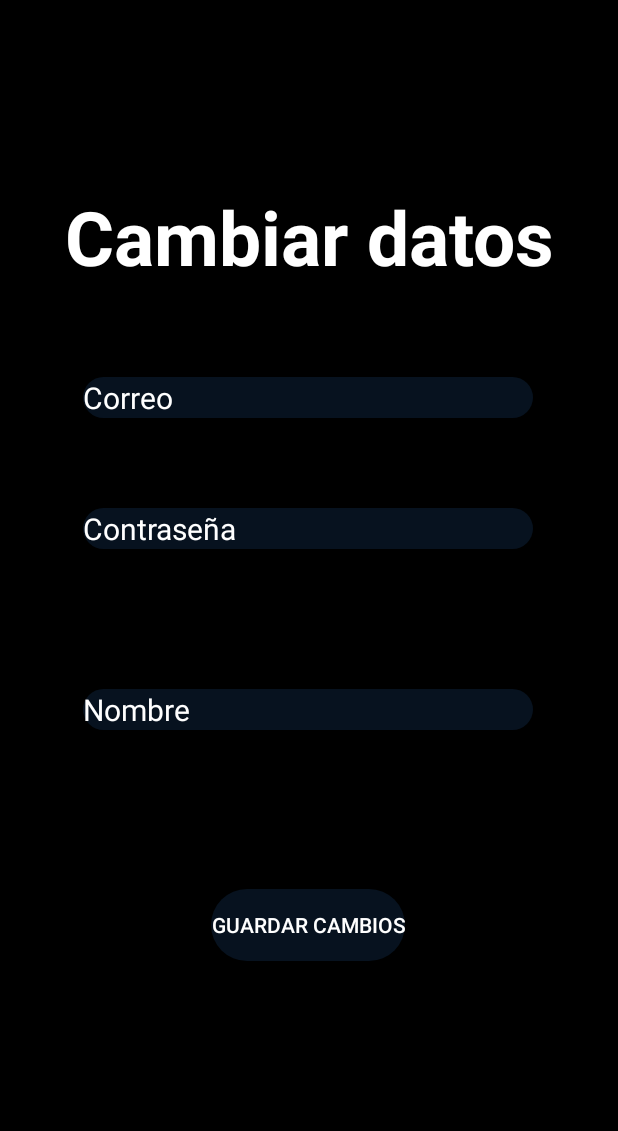
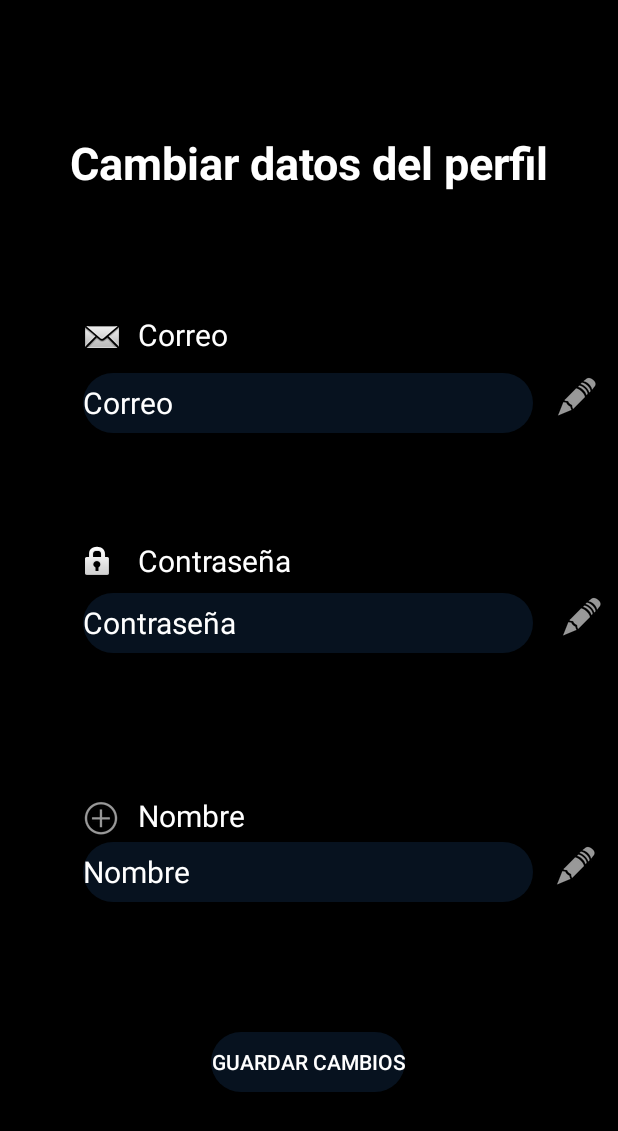
Before and after one commit to bettersoft-utslrc/appshots, an Android app: the PerfilActivity screen opened directly, with no data from a screen before it, on a phone screen of 412 x 824 dp. Shown: the top 1131 px of the screen. Run offline under Robolectric (Android 15) with nearby library versions, the phone set to English and light mode, and no system bars; our stand-ins replace Firebase (no records; nobody signed in at launch, a user with empty details on screens opened directly).

Commit message:
pantalla de perfil modificada y arreglada

```diff
--- a/GrupoShots/app/src/main/java/com/example/gruposhots/Dashboard/PerfilPresenter.java
+++ b/GrupoShots/app/src/main/java/com/example/gruposhots/Dashboard/PerfilPresenter.java
@@ -14,6 +14,8 @@ public class PerfilPresenter implements PerfilActivity.Presenter, PerfilActivity
         if(view !=null){
             view.disableInputs ();
             model.setNombre (Nombre);
+            model.setEmail (Email);
+            model.setPassword (Password);
         }
 
     }
--- a/GrupoShots/app/src/main/res/layout/activity_perfil.xml
+++ b/GrupoShots/app/src/main/res/layout/activity_perfil.xml
@@ -11,8 +11,7 @@
     <EditText
         android:id="@+id/txtNombrePerfil"
         android:layout_width="300dp"
-        android:layout_height="wrap_content"
-        android:textSize="20dp"
+        android:layout_height="40dp"
         android:layout_marginStart="8dp"
         android:layout_marginLeft="8dp"
         android:layout_marginEnd="8dp"
@@ -22,20 +21,21 @@
         android:hint="@string/nombre"
         android:textColor="#fff"
         android:textColorHint="#fff"
+        android:textSize="20dp"
         app:layout_constraintBottom_toBottomOf="parent"
         app:layout_constraintEnd_toEndOf="parent"
         app:layout_constraintHorizontal_bias="0.494"
         app:layout_constraintStart_toStartOf="parent"
         app:layout_constraintTop_toTopOf="parent"
-        app:layout_constraintVertical_bias="0.582" />
+        app:layout_constraintVertical_bias="0.723" />
 
     <EditText
         android:id="@+id/txtEmailPerfil"
         android:layout_width="300dp"
-        android:layout_height="wrap_content"
+        android:layout_height="40dp"
         android:layout_marginStart="8dp"
         android:layout_marginLeft="8dp"
-        android:layout_marginTop="60dp"
+        android:layout_marginTop="120dp"
         android:layout_marginEnd="8dp"
         android:layout_marginRight="8dp"
         android:background="@drawable/redondear"
@@ -51,9 +51,8 @@
     <EditText
         android:id="@+id/txtContraPerfil"
         android:layout_width="300dp"
-        android:layout_height="wrap_content"
+        android:layout_height="40dp"
         android:layout_marginStart="8dp"
-        android:textSize="20dp"
         android:layout_marginLeft="8dp"
         android:layout_marginTop="8dp"
         android:layout_marginEnd="8dp"
@@ -63,18 +62,19 @@
         android:hint="@string/enter_pasword"
         android:textColor="#fff"
         android:textColorHint="#fff"
+        android:textSize="20dp"
         app:layout_constraintBottom_toTopOf="@+id/txtNombrePerfil"
         app:layout_constraintEnd_toEndOf="parent"
         app:layout_constraintHorizontal_bias="0.494"
         app:layout_constraintStart_toStartOf="parent"
         app:layout_constraintTop_toBottomOf="@+id/txtEmailPerfil"
-        app:layout_constraintVertical_bias="0.378" />
+        app:layout_constraintVertical_bias="0.456" />
 
     <Button
         android:id="@+id/btnPerfil"
         android:layout_width="wrap_content"
         android:background="@drawable/redondear"
-        android:layout_height="wrap_content"
+        android:layout_height="40dp"
         android:layout_marginStart="8dp"
         android:layout_marginLeft="8dp"
         android:layout_marginTop="68dp"
@@ -96,15 +96,137 @@
         android:layout_height="wrap_content"
         android:layout_marginStart="8dp"
         android:layout_marginLeft="8dp"
-        android:layout_marginTop="124dp"
+        android:layout_marginTop="88dp"
         android:layout_marginEnd="8dp"
         android:layout_marginRight="8dp"
-        android:text="Cambiar datos"
+        android:text="Cambiar datos del perfil"
         android:textColor="#FFF"
-        android:textSize="50dp"
+        android:textSize="30dp"
         android:textStyle="bold"
         app:layout_constraintEnd_toEndOf="parent"
         app:layout_constraintStart_toStartOf="parent"
         app:layout_constraintTop_toTopOf="parent" />
 
+    <TextView
+        android:id="@+id/textView5"
+        android:layout_width="wrap_content"
+        android:layout_height="0dp"
+        android:layout_marginStart="92dp"
+        android:layout_marginLeft="92dp"
+        android:layout_marginBottom="12dp"
+        android:text="Correo"
+        android:textColor="#fff"
+        android:textSize="20dp"
+        app:layout_constraintBottom_toTopOf="@+id/txtEmailPerfil"
+        app:layout_constraintStart_toStartOf="parent" />
+
+    <TextView
+        android:id="@+id/textView6"
+        android:layout_width="wrap_content"
+        android:layout_height="wrap_content"
+        android:layout_marginStart="92dp"
+        android:layout_marginLeft="92dp"
+        android:layout_marginBottom="4dp"
+        android:text="Nombre"
+        android:textColor="#fff"
+        android:textSize="20dp"
+        app:layout_constraintBottom_toTopOf="@+id/txtNombrePerfil"
+        app:layout_constraintStart_toStartOf="parent" />
+
+    <TextView
+        android:id="@+id/textView7"
+        android:layout_width="wrap_content"
+        android:layout_height="wrap_content"
+        android:layout_marginStart="92dp"
+        android:layout_marginLeft="92dp"
+        android:layout_marginBottom="8dp"
+
+        android:text="Contraseña"
+        android:textColor="#fff"
+        android:textSize="20dp"
+        app:layout_constraintBottom_toTopOf="@+id/txtContraPerfil"
+        app:layout_constraintStart_toStartOf="parent" />
+
+    <ImageView
+        android:id="@+id/imageView3"
+        android:layout_width="wrap_content"
+        android:layout_height="wrap_content"
+        android:layout_marginStart="8dp"
+        android:layout_marginLeft="8dp"
+        android:layout_marginEnd="8dp"
+        android:layout_marginRight="8dp"
+        app:layout_constraintEnd_toEndOf="parent"
+        app:layout_constraintHorizontal_bias="0.625"
+        app:layout_constraintStart_toEndOf="@+id/txtEmailPerfil"
+        app:layout_constraintTop_toTopOf="@+id/txtEmailPerfil"
+        app:srcCompat="@android:drawable/ic_menu_edit" />
+
+    <ImageView
+        android:id="@+id/imageView4"
+        android:layout_width="wrap_content"
+        android:layout_height="wrap_content"
+        android:layout_marginStart="8dp"
+        android:layout_marginLeft="8dp"
+        android:layout_marginEnd="8dp"
+        android:layout_marginRight="8dp"
+        app:layout_constraintEnd_toEndOf="parent"
+        app:layout_constraintHorizontal_bias="1.0"
+        app:layout_constraintStart_toEndOf="@+id/txtContraPerfil"
+        app:layout_constraintTop_toTopOf="@+id/txtContraPerfil"
+        app:srcCompat="@android:drawable/ic_menu_edit" />
+
+    <ImageView
+        android:id="@+id/imageView5"
+        android:layout_width="wrap_content"
+        android:layout_height="wrap_content"
+        android:layout_marginStart="8dp"
+        android:layout_marginLeft="8dp"
+        android:layout_marginEnd="8dp"
+        android:layout_marginRight="8dp"
+        app:layout_constraintEnd_toEndOf="parent"
+        app:layout_constraintStart_toEndOf="@+id/txtNombrePerfil"
+        app:layout_constraintTop_toTopOf="@+id/txtNombrePerfil"
+        app:srcCompat="@android:drawable/ic_menu_edit" />
+
+    <ImageView
+        android:id="@+id/imageView6"
+        android:layout_width="wrap_content"
+        android:layout_height="31dp"
+        android:layout_marginStart="52dp"
+        android:layout_marginLeft="52dp"
+        android:layout_marginEnd="8dp"
+        android:layout_marginRight="8dp"
+        android:layout_marginBottom="8dp"
+        app:layout_constraintBottom_toTopOf="@+id/txtEmailPerfil"
+        app:layout_constraintEnd_toStartOf="@+id/textView5"
+        app:layout_constraintStart_toStartOf="parent"
+        app:srcCompat="@android:drawable/sym_action_email" />
+
+    <ImageView
+        android:id="@+id/imageView7"
+        android:layout_width="wrap_content"
+        android:layout_height="wrap_content"
+        android:layout_marginEnd="8dp"
+        android:layout_marginRight="8dp"
+        android:layout_marginBottom="8dp"
+        app:layout_constraintBottom_toTopOf="@+id/txtContraPerfil"
+        app:layout_constraintEnd_toStartOf="@+id/textView7"
+        app:layout_constraintHorizontal_bias="0.902"
+        app:layout_constraintStart_toStartOf="parent"
+        app:srcCompat="@android:drawable/ic_lock_idle_lock" />
+
+    <ImageView
+        android:id="@+id/imageView9"
+        android:layout_width="wrap_content"
+        android:layout_height="wrap_content"
+        android:layout_marginStart="8dp"
+        android:layout_marginLeft="8dp"
+        android:layout_marginEnd="8dp"
+        android:layout_marginRight="8dp"
+        app:layout_constraintBottom_toTopOf="@+id/txtNombrePerfil"
+        app:layout_constraintEnd_toStartOf="@+id/textView6"
+        app:layout_constraintHorizontal_bias="0.986"
+        app:layout_constraintStart_toStartOf="parent"
+        app:srcCompat="@android:drawable/ic_menu_add" />
+
 </android.support.constraint.ConstraintLayout>
```
